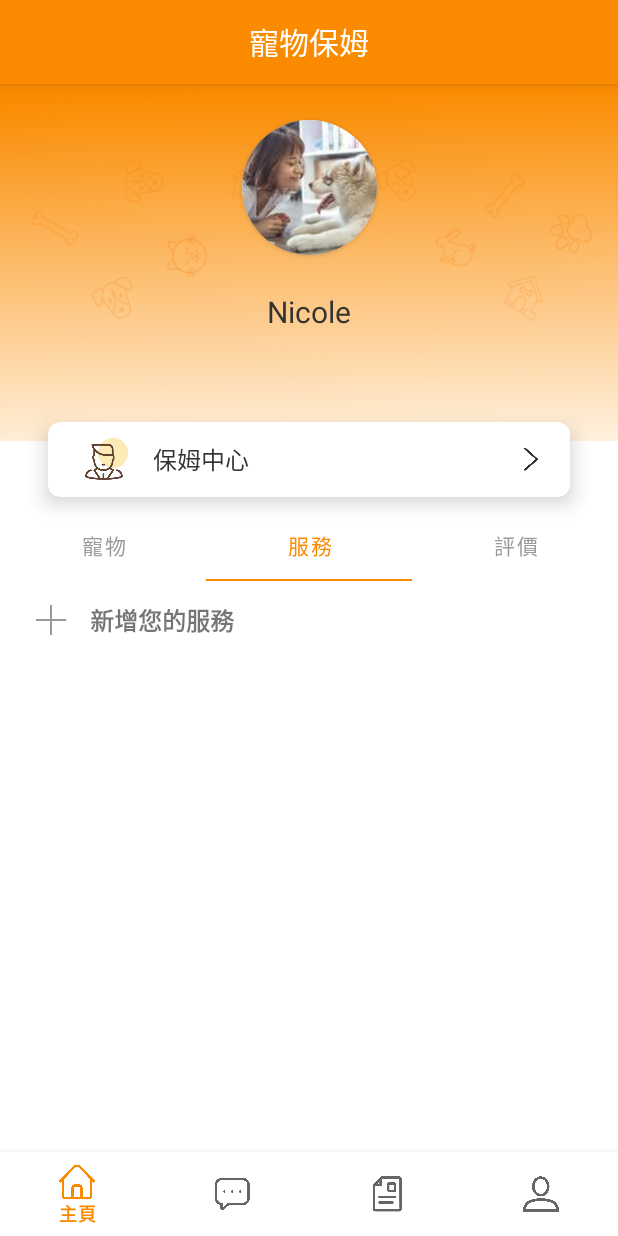
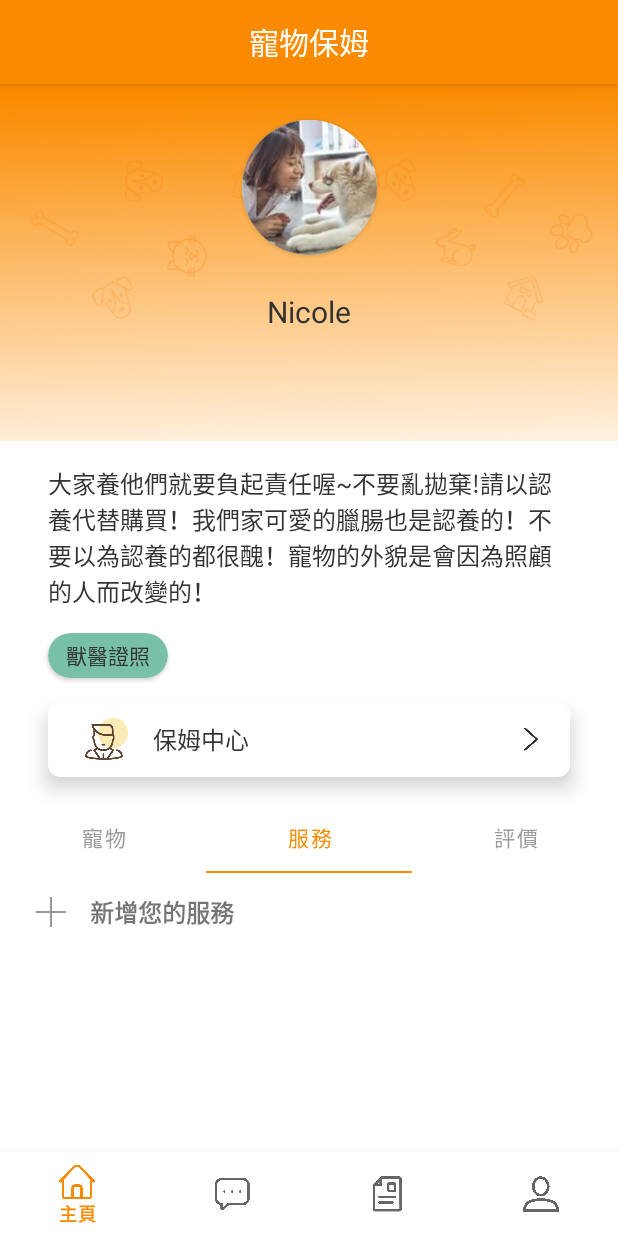
Before and after one commit to nicolelee0926/PetNanny, an Android app: the ProfileFragment screen opened through its navigation route, tab 2 chosen, on a phone screen of 412 x 824 dp. Run offline under Robolectric (Android 15) with nearby library versions, the phone set to English and light mode, and no system bars; our stand-ins replace data binding, navigation-ui.

Commit message:
modify profile fragment user introduction UI

```diff
--- a/app/src/main/res/layout/fragment_profile.xml
+++ b/app/src/main/res/layout/fragment_profile.xml
@@ -15,11 +15,26 @@
             android:id="@+id/imageView"
             android:layout_width="wrap_content"
             android:layout_height="238dp"
+            android:scaleType="fitStart"
+            app:layout_constraintEnd_toEndOf="parent"
+            app:layout_constraintHorizontal_bias="0.0"
+            app:layout_constraintStart_toStartOf="parent"
+            app:layout_constraintTop_toTopOf="parent"
+            app:srcCompat="@drawable/bg_profile" />
+
+        <TextView
+            android:id="@+id/textView76"
+            android:layout_width="0dp"
+            android:layout_height="wrap_content"
+            android:layout_marginStart="32dp"
+            android:layout_marginTop="16dp"
+            android:layout_marginEnd="32dp"
+            android:text="大家養他們就要負起責任喔~不要亂拋棄!請以認養代替購買！我們家可愛的臘腸也是認養的！不要以為認養的都很醜！寵物的外貌是會因為照顧的人而改變的！"
+            android:textColor="@color/colorDeepGray"
+            android:textSize="16sp"
             app:layout_constraintEnd_toEndOf="parent"
             app:layout_constraintStart_toStartOf="parent"
-            app:layout_constraintTop_toTopOf="parent"
-            app:srcCompat="@drawable/bg_profile"
-            android:scaleType="fitStart"/>
+            app:layout_constraintTop_toBottomOf="@+id/imageView" />
 
         <androidx.cardview.widget.CardView
             android:id="@+id/photoCardView"
@@ -55,18 +70,44 @@
             app:layout_constraintStart_toStartOf="parent"
             app:layout_constraintTop_toBottomOf="@+id/photoCardView" />
 
+        <androidx.cardview.widget.CardView
+            android:id="@+id/photoCardView_visit1"
+            android:layout_width="80dp"
+            android:layout_height="30dp"
+            android:layout_centerHorizontal="true"
+            android:layout_centerVertical="true"
+            android:layout_marginStart="32dp"
+            android:layout_marginTop="16dp"
+            app:cardBackgroundColor="@color/colorGreen"
+            app:cardCornerRadius="50dp"
+            app:layout_constraintStart_toStartOf="parent"
+            app:layout_constraintTop_toBottomOf="@+id/textView76">
+
+            <TextView
+                android:id="@+id/textView34"
+                android:layout_width="wrap_content"
+                android:layout_height="wrap_content"
+                android:layout_gravity="center"
+                android:text="獸醫證照"
+                android:textColor="@color/colorDeepGray"
+                android:textSize="14sp"
+                app:layout_constraintBottom_toBottomOf="@+id/photoCardView_visit"
+                app:layout_constraintStart_toStartOf="@+id/photoCardView_visit"
+                app:layout_constraintTop_toTopOf="@+id/photoCardView_visit" />
+        </androidx.cardview.widget.CardView>
+
         <com.google.android.material.card.MaterialCardView
             android:id="@+id/card_search"
             android:layout_width="match_parent"
             android:layout_height="wrap_content"
             android:layout_marginStart="32dp"
-            android:layout_marginTop="60dp"
+            android:layout_marginTop="16dp"
             android:layout_marginEnd="32dp"
             android:minHeight="50dp"
             app:layout_constraintEnd_toEndOf="parent"
             app:layout_constraintHorizontal_bias="0.0"
             app:layout_constraintStart_toStartOf="parent"
-            app:layout_constraintTop_toBottomOf="@+id/textView">
+            app:layout_constraintTop_toBottomOf="@+id/photoCardView_visit1">
 
             <androidx.constraintlayout.widget.ConstraintLayout
                 android:layout_width="match_parent"
@@ -115,7 +156,7 @@
             style="@style/tab_layout"
             android:layout_width="match_parent"
             android:layout_height="48dp"
-            android:layout_marginTop="8dp"
+            android:layout_marginTop="16dp"
             app:layout_constraintBottom_toTopOf="@+id/pager_profile"
             app:layout_constraintEnd_toEndOf="parent"
             app:layout_constraintStart_toStartOf="parent"
```
Also changed, not shown: app/src/main/res/layout/fragment_profile_add_user.xml (added, +100 -0 lines).
